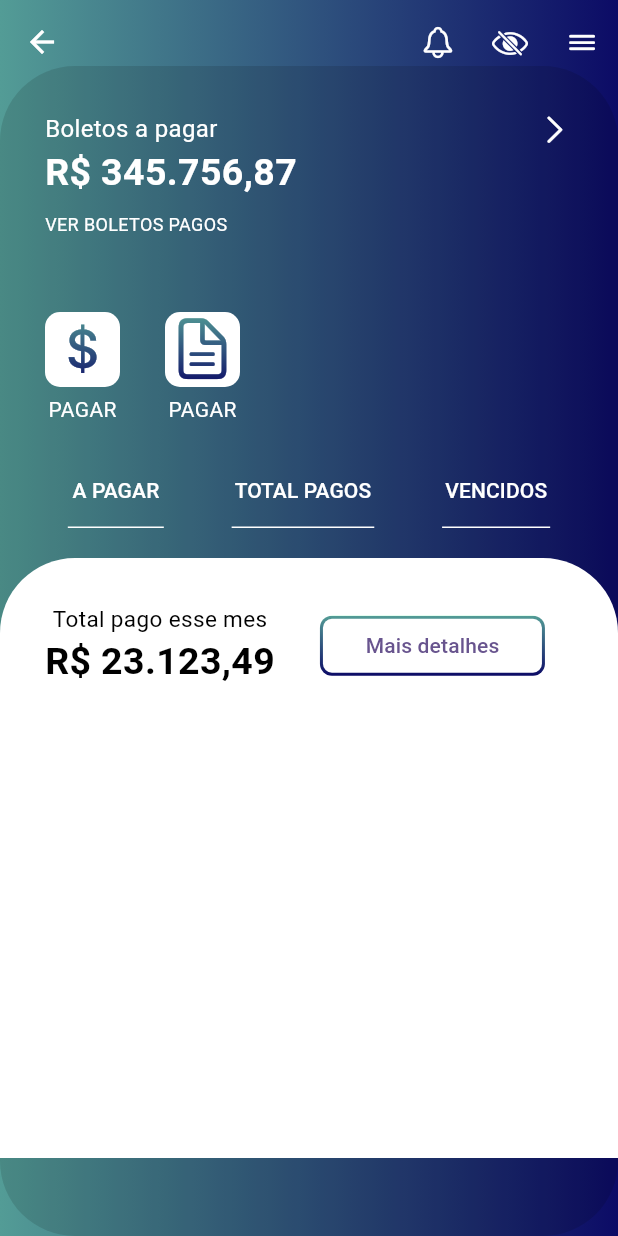
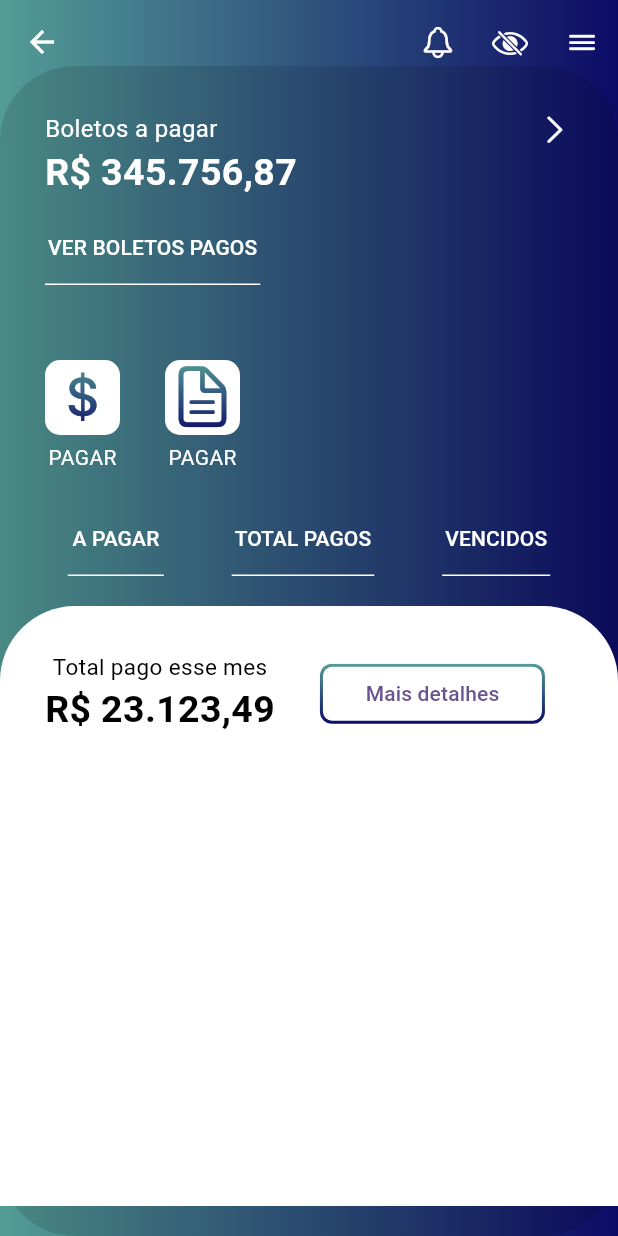
Before and after one commit to devbozi/adm_boletos, a Flutter app: the App screen opened directly, on a phone screen of 412 x 824 dp. Run offline on Flutter 3.47's test engine with Material 3 defaults, Android fonts, the phone set to English and light mode, and no system bars.

Commit message:
beta 0.14

```diff
--- a/lib/Components/header_app.dart
+++ b/lib/Components/header_app.dart
@@ -1,3 +1,4 @@
+import 'package:adm_boletos/components/button_text.dart';
 import 'package:adm_boletos/components/texts.dart';
 import 'package:flutter/cupertino.dart';
 import 'package:flutter/material.dart';
@@ -28,11 +29,8 @@ class Header extends StatelessWidget {
             ),
             Padding(
               padding: const EdgeInsets.only(top: 8.0),
-              child: TextPayment(
-                text: 'VER BOLETOS PAGOS',
-                style: TextStyle(color: Colors.white, fontSize: 12),
+              child: ButtonText(text: 'VER BOLETOS PAGOS'),
               ),
-            ),
           ],
         ),
         Flexible(
```
